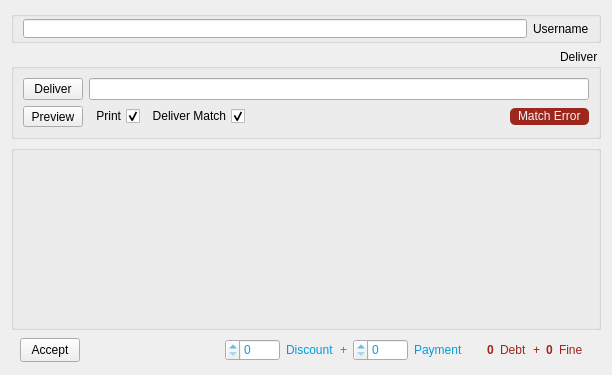
First picture: the form in formoperator.ui, repository nournia/ketabkhaane, before the edit.
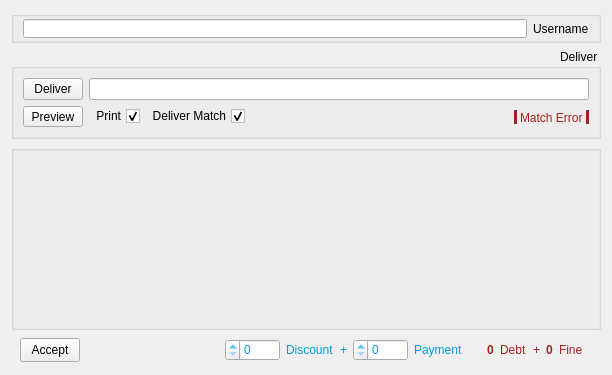
Second picture: the form after the edit. Icons and pictures are not drawn. Custom widgets are drawn as their Qt base class.

```diff
--- a/formoperator.ui
+++ b/formoperator.ui
@@ -116,12 +116,13 @@
          <item>
           <widget class="QLabel" name="lMatchError">
            <property name="styleSheet">
-            <string notr="true">margin: 2px 0 2px;
-padding: 0 5px;
-background: #9d261d;
-color: whitesmoke;
-border-radius: 5px;
-</string>
+            <string notr="true">color: #9d261d;
+margin-top: 4px;
+padding-bottom: 2px;
+margin-bottom: 3px;
+border-right: 3px solid #9d261d;
+border-left: 3px solid #9d261d;
+border-top: 1px solid rgba(0, 0, 0, 0);</string>
            </property>
            <property name="text">
             <string>Match Error</string>
```
